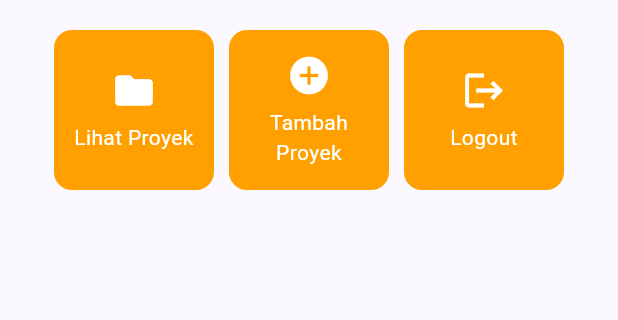
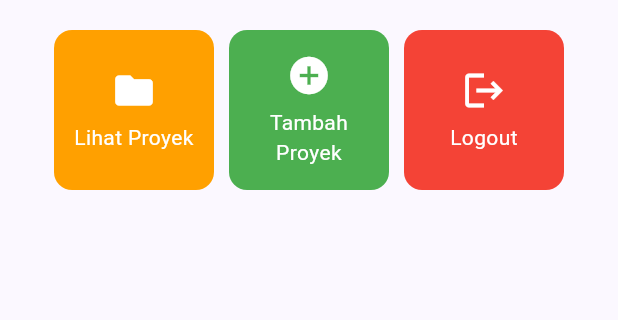
Before and after one commit to RisyadAthaya/myportofolio_mobile, a Flutter app: the screen it shows after launch, on a phone screen of 412 x 824 dp, the part 327-647 px from its top. Run offline on Flutter 3.47's test engine with Material 3 defaults, Android fonts, the phone set to English and light mode, and no system bars.

Commit message:
style(home): give each item card unique color

```diff
--- a/lib/menu.dart
+++ b/lib/menu.dart
@@ -9,8 +9,8 @@ class MyHomePage extends StatelessWidget {
 
   final List<ItemHomepage> items = [
     ItemHomepage("Lihat Proyek", Icons.folder),
-    ItemHomepage("Tambah Proyek", Icons.add_circle),
-    ItemHomepage("Logout", Icons.logout),
+    ItemHomepage("Tambah Proyek", Icons.add_circle, color: Colors.green),
+    ItemHomepage("Logout", Icons.logout, color: Colors.red),
   ];
 
   @override
@@ -119,8 +119,9 @@ class InfoCard extends StatelessWidget {
 class ItemHomepage {
   final String name;
   final IconData icon;
+  final Color? color;
 
-  ItemHomepage(this.name, this.icon);
+  ItemHomepage(this.name, this.icon, {this.color});
 }
 
 class ItemCard extends StatelessWidget {
@@ -132,7 +133,7 @@ class ItemCard extends StatelessWidget {
   Widget build(BuildContext context) {
     return Material(
       // Menggunakan warna sekunder dari skema tema aplikasi.
-      color: Theme.of(context).colorScheme.secondary,
+      color: item.color ?? Theme.of(context).colorScheme.secondary,
       borderRadius: BorderRadius.circular(12),
       child: InkWell(
         // Aksi ketika kartu ditekan oleh pengguna.
```
